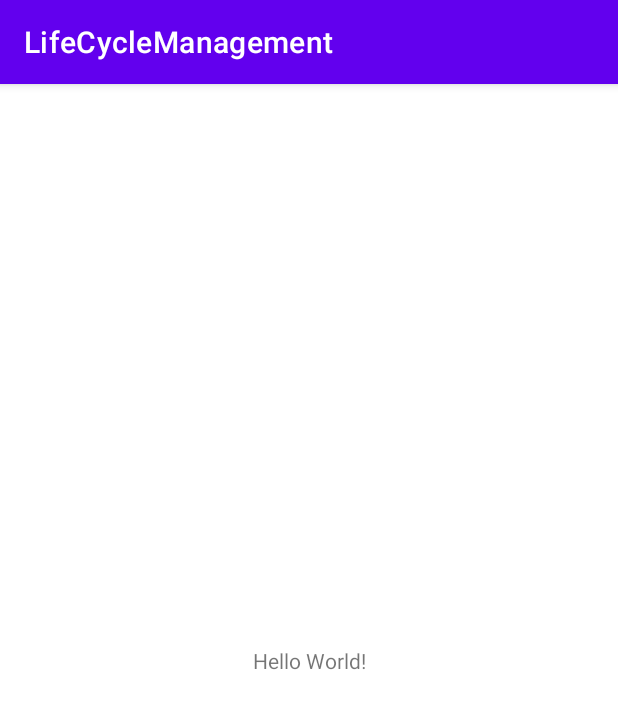
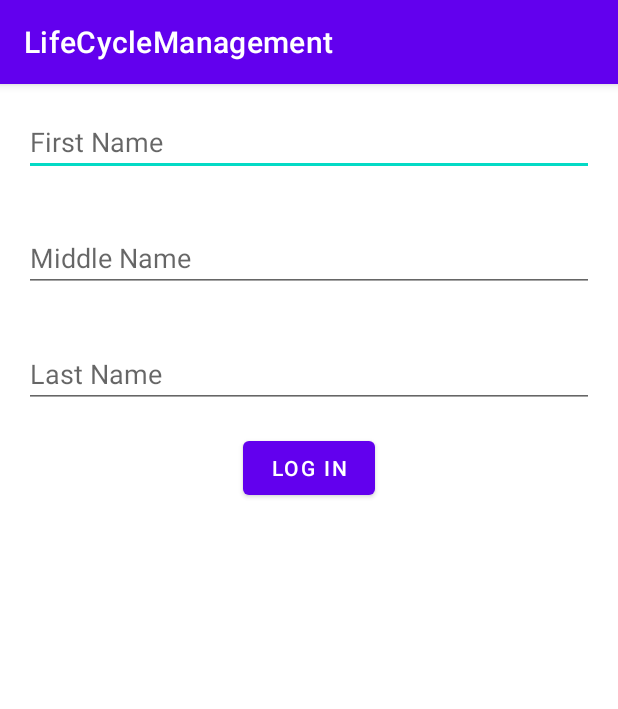
Before and after one commit to stevthomson/LifeCycleManagement, an Android app: the screen it shows after launch (MainActivity), on a phone screen of 412 x 824 dp. Shown: the top 709 px of the screen. Run offline under Robolectric (Android 15) with nearby library versions, the phone set to English and light mode, and no system bars.

Commit message:
input fields

```diff
--- a/app/src/main/res/layout/activity_main.xml
+++ b/app/src/main/res/layout/activity_main.xml
@@ -1,18 +1,46 @@
 <?xml version="1.0" encoding="utf-8"?>
-<androidx.constraintlayout.widget.ConstraintLayout xmlns:android="http://schemas.android.com/apk/res/android"
-    xmlns:app="http://schemas.android.com/apk/res-auto"
+
+<LinearLayout
+    xmlns:android="http://schemas.android.com/apk/res/android"
     xmlns:tools="http://schemas.android.com/tools"
+    android:orientation="vertical"
     android:layout_width="match_parent"
     android:layout_height="match_parent"
+    android:layout_gravity="center"
     tools:context=".MainActivity">
 
-    <TextView
+    <EditText
+        android:id="@+id/editFirstName"
+        android:layout_width="match_parent"
+        android:layout_height="wrap_content"
+        android:layout_gravity="center"
+        android:layout_margin="16dp"
+        android:hint="First Name"
+        android:inputType="text"/>
+
+    <EditText
+        android:id="@+id/editMiddleName"
+        android:layout_width="match_parent"
+        android:layout_height="wrap_content"
+        android:layout_gravity="center"
+        android:layout_margin="16dp"
+        android:hint="Middle Name"
+        android:inputType="text"/>
+    <EditText
+        android:id="@+id/editLastName"
+        android:layout_width="match_parent"
+        android:layout_height="wrap_content"
+        android:layout_gravity="center"
+        android:layout_margin="16dp"
+        android:hint="Last Name"
+        android:inputType="text"/>
+
+    <Button
+        android:id="@+id/buttonLogIn"
         android:layout_width="wrap_content"
         android:layout_height="wrap_content"
-        android:text="Hello World!"
-        app:layout_constraintBottom_toBottomOf="parent"
-        app:layout_constraintEnd_toEndOf="parent"
-        app:layout_constraintStart_toStartOf="parent"
-        app:layout_constraintTop_toTopOf="parent" />
-
-</androidx.constraintlayout.widget.ConstraintLayout>
+        android:layout_gravity="center"
+        android:text="Log In"
+        android:textColor="@android:color/white"
+        />
+</LinearLayout>
```
